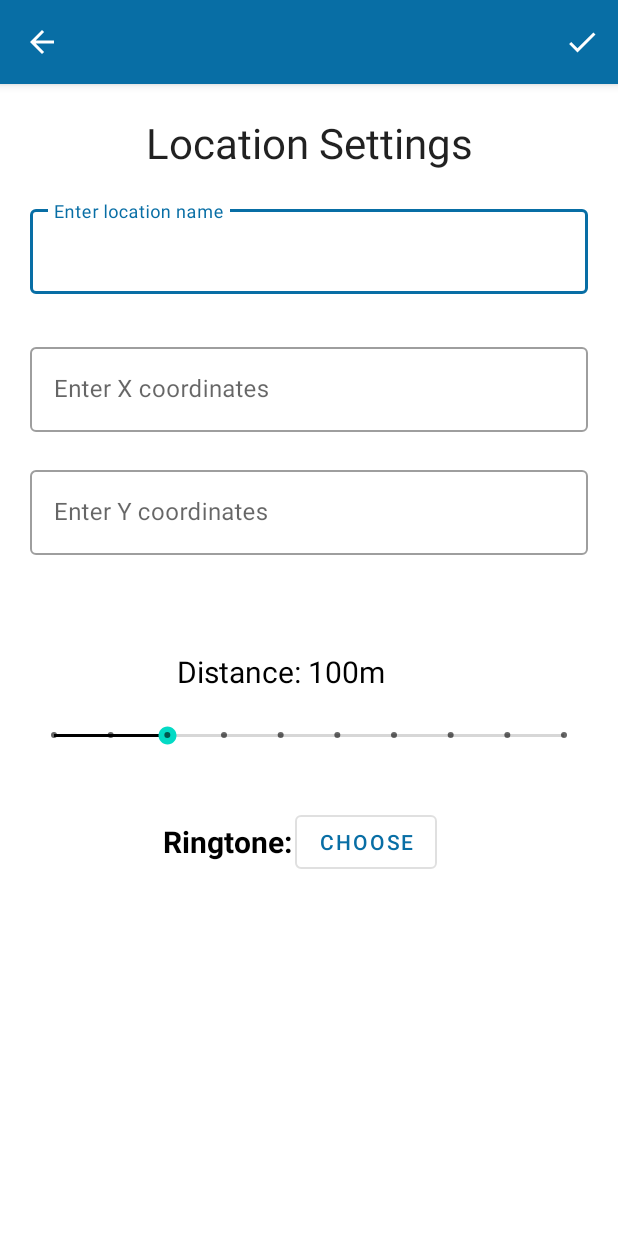
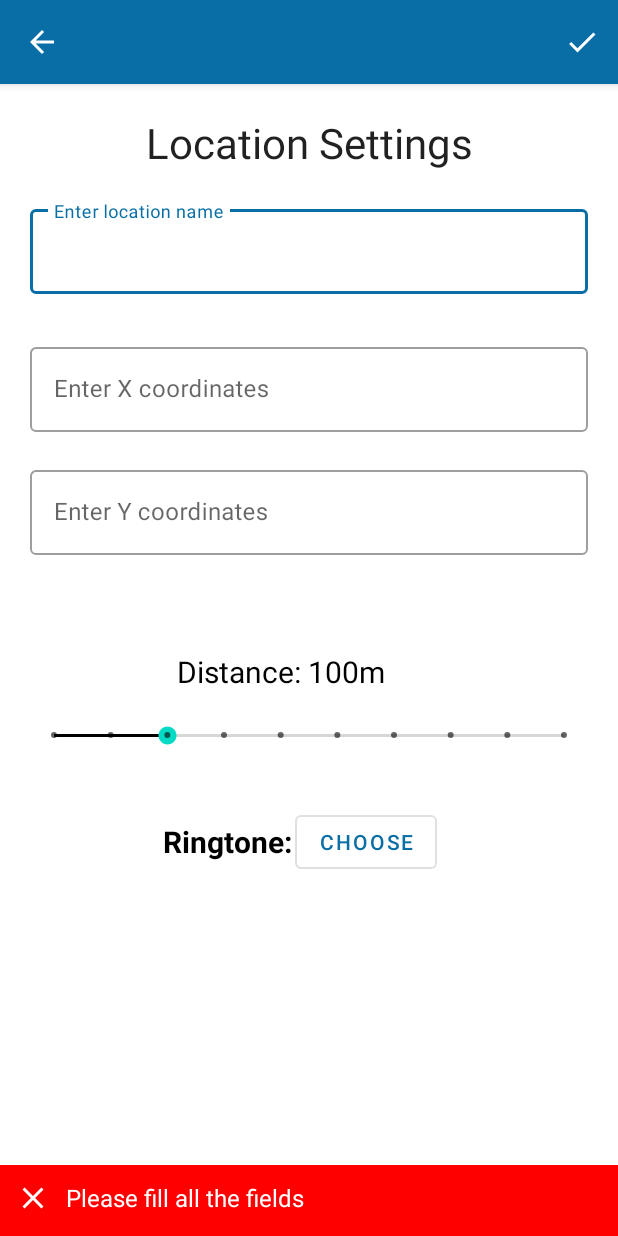
Before and after one commit to ZivSi/LocationAlarm, an Android app: the EditLayout screen opened directly, with no data from a screen before it, after a tap on "Save", on a phone screen of 412 x 824 dp. Run offline under Robolectric (Android 15) with nearby library versions, the phone set to English and light mode, and no system bars; network calls fail.

Commit message:
Error snackbar created: snackbar_error.xml

```diff
--- a/app/src/main/java/com/example/locationalarm/EditLayout.java
+++ b/app/src/main/java/com/example/locationalarm/EditLayout.java
@@ -1,7 +1,9 @@
 package com.example.locationalarm;
 
 import androidx.appcompat.app.AppCompatActivity;
+import androidx.constraintlayout.widget.ConstraintLayout;
 
+import android.graphics.Color;
 import android.os.Bundle;
 import android.view.Menu;
 import android.view.MenuItem;
@@ -12,6 +14,7 @@ import android.widget.Toast;
 
 import com.google.android.material.button.MaterialButton;
 import com.google.android.material.chip.Chip;
+import com.google.android.material.snackbar.Snackbar;
 import com.google.android.material.textfield.TextInputEditText;
 
 public class EditLayout extends AppCompatActivity {
@@ -20,6 +23,10 @@ public class EditLayout extends AppCompatActivity {
     TextView distanceTextView;
     SeekBar seekBar;
     MaterialButton chooseRingtone;
+
+    Snackbar snackbar;
+    Snackbar.SnackbarLayout snackbarView;
+    ConstraintLayout layout;
 
     @Override
     protected void onCreate(Bundle savedInstanceState) {
@@ -40,6 +47,16 @@ public class EditLayout extends AppCompatActivity {
         distanceTextView = findViewById(R.id.distanceTextView);
         chooseRingtone = findViewById(R.id.chooseRingtomeMaterialButton);
         seekBar = findViewById(R.id.seekBar);
+        layout = findViewById(R.id.mainEditLayout);
+        snackbar = Snackbar.make(layout, "", Snackbar.LENGTH_SHORT);
+        View custom_view = getLayoutInflater().inflate(R.layout.snackbar_error, null);
+
+        snackbar.getView().setBackgroundColor(Color.TRANSPARENT);
+        snackbarView = (Snackbar.SnackbarLayout) snackbar.getView();
+        snackbarView.setPadding(-10, 0, -10, 0);
+        snackbarView.addView(custom_view, 0);
+
+
         // onchange listener for seekbar
         seekBar.setOnSeekBarChangeListener(new SeekBar.OnSeekBarChangeListener() {
             @Override
@@ -71,14 +88,14 @@ public class EditLayout extends AppCompatActivity {
 
         // check for empty fields
         if (name.isEmpty() || x.isEmpty() || y.isEmpty()) {
-            // TODO: Snackbar error
-            Toast.makeText(this, "Please fill all the fields", Toast.LENGTH_SHORT).show();
+            ((TextView) snackbarView.findViewById(R.id.error_message)).setText("Please fill all the fields");
+            snackbar.show();
             return;
         }
         // check if the name is already taken
         if (MainActivity.data.containsKey(name)) {
-            // TODO: Snackbar error
-            Toast.makeText(this, "Name already exists", Toast.LENGTH_SHORT).show();
+            ((TextView) snackbarView.findViewById(R.id.error_message)).setText("Name already exists");
+            snackbar.show();
             return;
         }
 
--- a/app/src/main/res/layout/activity_edit_layout.xml
+++ b/app/src/main/res/layout/activity_edit_layout.xml
@@ -1,5 +1,6 @@
 <?xml version="1.0" encoding="utf-8"?>
 <androidx.constraintlayout.widget.ConstraintLayout xmlns:android="http://schemas.android.com/apk/res/android"
+    android:id="@+id/mainEditLayout"
     xmlns:app="http://schemas.android.com/apk/res-auto"
     xmlns:tools="http://schemas.android.com/tools"
     android:layout_width="match_parent"
--- /dev/null
+++ b/app/src/main/res/layout/snackbar_error.xml
@@ -0,0 +1,45 @@
+<?xml version="1.0" encoding="utf-8"?>
+<LinearLayout xmlns:android="http://schemas.android.com/apk/res/android"
+    xmlns:app="http://schemas.android.com/apk/res-auto"
+    android:layout_width="match_parent"
+    android:layout_height="wrap_content"
+    android:background="@color/Red"
+    android:orientation="vertical">
+
+    <View
+        android:layout_width="0dp"
+        android:layout_height="10dp"/>
+
+    <LinearLayout
+        android:layout_width="match_parent"
+        android:layout_height="wrap_content"
+        android:gravity="center_vertical"
+        android:orientation="horizontal">
+
+        <View
+            android:layout_width="10dp"
+            android:layout_height="0dp" />
+
+        <ImageView
+            android:layout_width="24dp"
+            android:layout_height="24dp"
+            android:gravity="center_vertical"
+            android:src="@drawable/ic_baseline_close_24"
+            app:tint="@color/white" />
+
+        <View
+            android:layout_width="10dp"
+            android:layout_height="0dp" />
+
+        <TextView
+            android:id="@+id/error_message"
+            android:layout_width="wrap_content"
+            android:layout_height="wrap_content"
+            android:gravity="center_vertical"
+            android:text="Error message snackbar"
+            android:textColor="@color/white"
+            android:textSize="16sp" />
+
+    </LinearLayout>
+
+</LinearLayout>
--- a/app/src/main/res/values/themes.xml
+++ b/app/src/main/res/values/themes.xml
@@ -15,5 +15,11 @@
         <!-- Customize your theme here. -->
 
         <item name="font">@font/roboto_regular</item>
+
+        <item name="snackbarStyle">@style/Widget.SnackBar</item>
+    </style>
+
+    <style name="Widget.SnackBar" parent="Widget.MaterialComponents.Snackbar">
+        <item name="android:layout_margin">0dp</item>
     </style>
 </resources>
```
